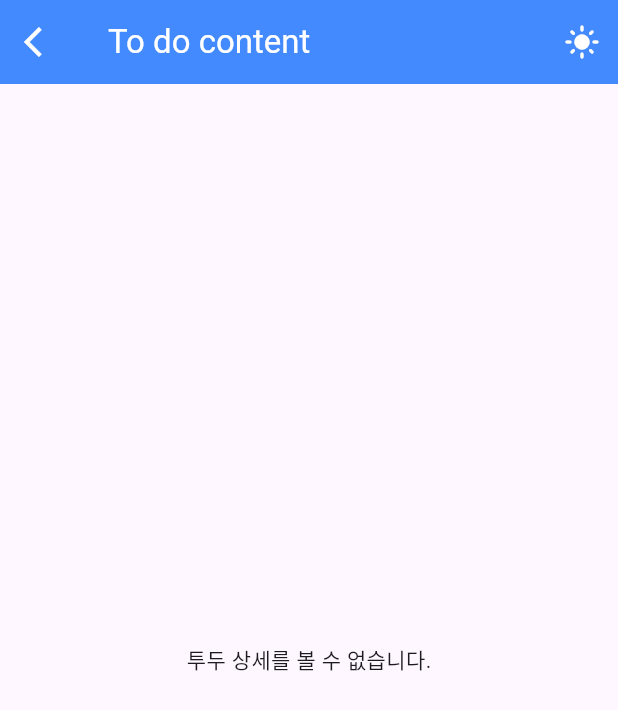
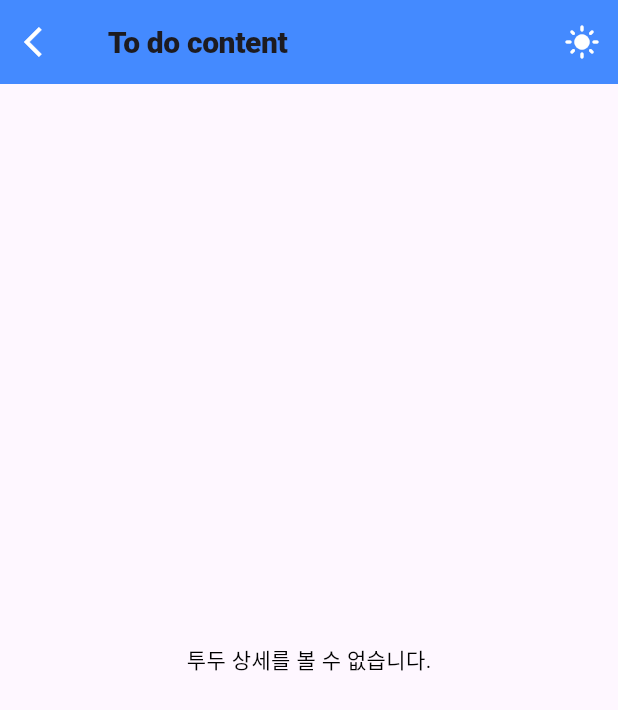
Before and after one commit to leesunmin1231/to_do_list_flutter, a Flutter app: the TododetailPage screen opened directly with empty values, on a phone screen of 412 x 824 dp. Shown: the top 710 px of the screen. Run offline on Flutter 3.47's test engine with Material 3 defaults, Android fonts, the phone set to English and light mode, and no system bars; our stand-ins replace flutter_hooks, flutter_riverpod, go_router, hooks_riverpod, riverpod_annotation; generated files the repository leaves out were written again.

Commit message:
fix: 다크모드 text color 반영 안되는 부분 수정

```diff
--- a/lib/src/core/components/top_bar.dart
+++ b/lib/src/core/components/top_bar.dart
@@ -25,7 +25,7 @@ class TopBar extends StatelessWidget implements PreferredSizeWidget {
                 : null,
             title: Text(
               appTitle,
-              style: const TextStyle(color: Colors.white),
+              style: Theme.of(context).textTheme.displayLarge,
             ),
             backgroundColor: value ? Colors.blueAccent : Colors.blueGrey,
             actions: [
--- a/lib/src/core/theme/app_theme_data.dart
+++ b/lib/src/core/theme/app_theme_data.dart
@@ -2,11 +2,7 @@ import 'package:flutter/material.dart';
 
 class AppThemeData {
   static final ThemeData light = ThemeData(
-    textTheme: textTheme.copyWith(
-        titleMedium: textTheme.titleMedium?.copyWith(color: Colors.black)),
-    progressIndicatorTheme: const ProgressIndicatorThemeData(
-      color: Colors.deepOrange,
-    ),
+    textTheme: textTheme.copyWith(),
     textSelectionTheme: const TextSelectionThemeData(
       cursorColor: Colors.black,
     ),
@@ -14,19 +10,26 @@ class AppThemeData {
 
   static final ThemeData dark = ThemeData(
       textTheme: textTheme.copyWith(
+        displayLarge: textTheme.displayLarge?.copyWith(color: Colors.white),
+        titleLarge: textTheme.titleLarge?.copyWith(color: Colors.white),
         titleMedium: textTheme.titleMedium?.copyWith(color: Colors.white),
+        bodyLarge: textTheme.bodyLarge?.copyWith(color: Colors.white),
+        bodyMedium: textTheme.bodyMedium?.copyWith(color: Colors.white),
       ),
       scaffoldBackgroundColor: const Color.fromRGBO(31, 31, 31, 1),
-    progressIndicatorTheme: const ProgressIndicatorThemeData(
-      color: Colors.white,
-    ),
       textSelectionTheme: const TextSelectionThemeData(
         cursorColor: Colors.white,
       ),
-  );
+      inputDecorationTheme: const InputDecorationTheme(
+          labelStyle: TextStyle(color: Colors.white),
+          prefixIconColor: Colors.white),
+      iconTheme: const IconThemeData(color: Colors.white));
 
   static const TextTheme textTheme = TextTheme(
     displayLarge: TextStyle(fontWeight: FontWeight.w900, fontSize: 20),
-    titleMedium: TextStyle(fontWeight: FontWeight.bold, color: Colors.white),
+    titleLarge: TextStyle(fontWeight: FontWeight.bold, color: Colors.black),
+    titleMedium: TextStyle(fontWeight: FontWeight.bold, color: Colors.black),
+    bodyLarge: TextStyle(color: Colors.black),
+    bodyMedium: TextStyle(color: Colors.black),
   );
 }
```
Lines whose indentation alone changed are shown as unchanged.
